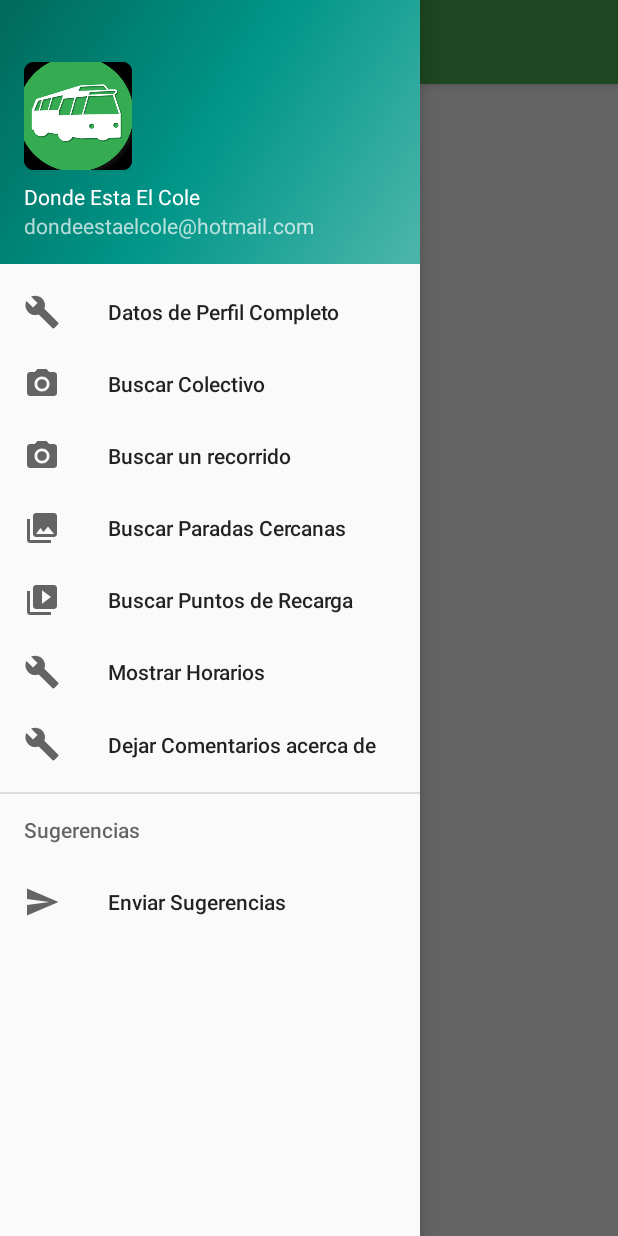
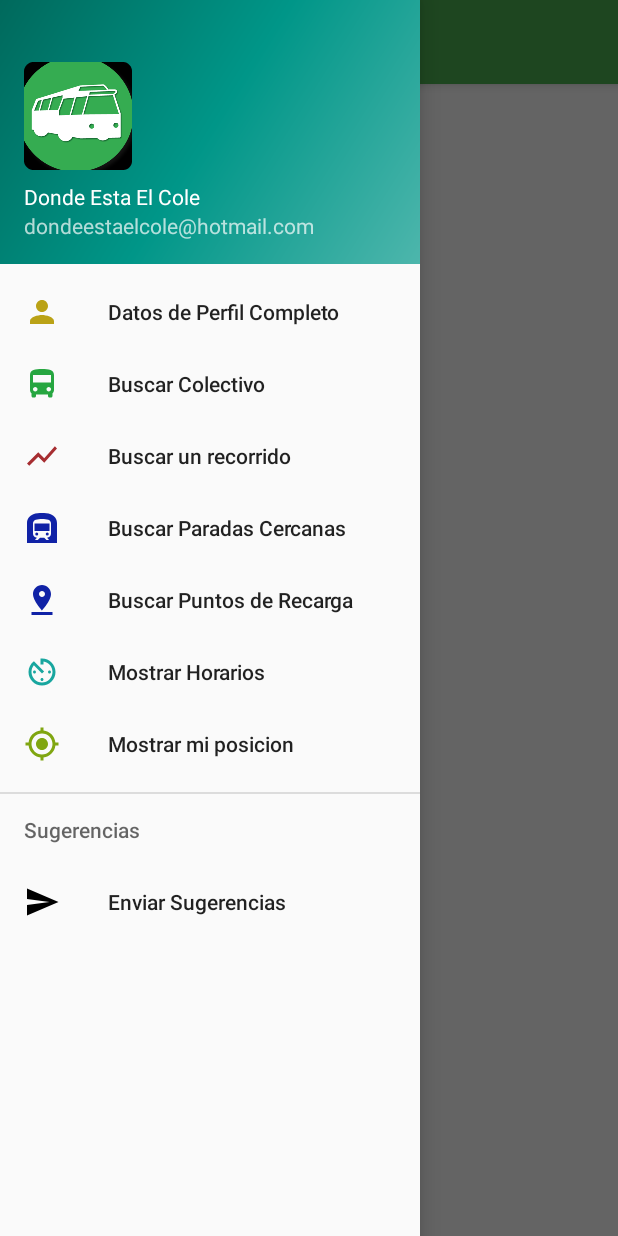
Before and after one commit to gonzalogabriel3/ProyectoFinalAndroid, an Android app: the FalsoMain screen opened directly, with no data from a screen before it, with the side drawer open, on a phone screen of 412 x 824 dp. Run offline under Robolectric (Android 15) with nearby library versions, the phone set to English and light mode, and no system bars; our stand-ins replace Volley; network calls fail.

Commit message:
Agrego iconos al menu

```diff
--- a/app/src/main/java/com/example/gonzalo/proyectofinalandroid/FalsoMain.java
+++ b/app/src/main/java/com/example/gonzalo/proyectofinalandroid/FalsoMain.java
@@ -50,7 +50,7 @@ public class FalsoMain extends AppCompatActivity
     WebView wb_inicio;
     private double latitudGPS,longitudGPS;
     LocationManager locationManager;
-    String URL="http://dondeestaelcole.ddns.net:8080";
+    String URL="http://fe044945.ngrok.io";
 
 
     @Override
@@ -92,6 +92,7 @@ public class FalsoMain extends AppCompatActivity
 
         NavigationView navigationView = (NavigationView) findViewById(R.id.nav_view);
         navigationView.setNavigationItemSelectedListener(this);
+        navigationView.setItemIconTintList(null);
 
 
         locationManager = (LocationManager) getSystemService(LOCATION_SERVICE);
@@ -151,19 +152,18 @@ public class FalsoMain extends AppCompatActivity
         int id = item.getItemId();
 
         if (id == R.id.nav_colectivo) {
-            Intent i=new Intent(this,CoordenadasDeUsuario.class);
-            startActivity(i);
+            //vacio
         } else if (id == R.id.nav_recorrido) {
-            Intent i=new Intent(this,activity_conexion.class);
-            startActivity(i);
+            //vacio
         } else if (id == R.id.nav_paradas_cercanas) {
             //vacio
         } else if (id == R.id.nav_puntos_de_recarga) {
-
+            //vacio
 
         } else if (id == R.id.nav_horarios) {
             //vacio
-        } else if (id == R.id.nav_comentarios) {
+        } else if (id == R.id.nav_posicion) {
+            guardarPosicionDeUsuario(usuario.getId());
 
         } else if (id == R.id.nav_sugerencias) {
 
@@ -222,7 +222,7 @@ public class FalsoMain extends AppCompatActivity
                         public void onResponse(String response) {
                             // response
                             Toast.makeText(getApplicationContext(), "EXITO: se guardaron las coordenadas" + response.toString(), Toast.LENGTH_LONG).show();
-                            //Seteo las nuevas coordenadas en el usuario
+
                             mostrarPosicion(latitudGPS,longitudGPS);
                         }
                     },
@@ -253,8 +253,7 @@ public class FalsoMain extends AppCompatActivity
     /*--------------METODOS PARA INTERACCION CON EL MAPA-------------------*/
 
     public void mostrarPosicion(double latitud, double longitud){
-        /*Metodo que obtiene la latitud y longitud ya guardados en la base de datos,es decir que previamente
-        dichos datos tendran que haber sido guardados*/
+
         usuario.setLatitud(latitud);
         usuario.setLongitud(longitud);
 
--- a/app/src/main/java/com/example/gonzalo/proyectofinalandroid/activityLogin.java
+++ b/app/src/main/java/com/example/gonzalo/proyectofinalandroid/activityLogin.java
@@ -25,7 +25,7 @@ public class activityLogin extends AppCompatActivity {
 
     private EditText etUsuario,etPassword;
     private Button btnRequest;
-    String URL="http://dondeestaelcole.ddns.net:8080";
+    String URL="http://fe044945.ngrok.io";
     private String url = URL+"/logusuario";
     private RequestQueue mRequestQueue;
     private JsonObjectRequest Request;
--- a/app/src/main/java/com/example/gonzalo/proyectofinalandroid/activity_RegistrarUsuario.java
+++ b/app/src/main/java/com/example/gonzalo/proyectofinalandroid/activity_RegistrarUsuario.java
@@ -25,7 +25,7 @@ public class activity_RegistrarUsuario extends AppCompatActivity {
 
     EditText etNombre,etUsuario,etEmail,etPassword;
     Button btn;
-    String URL="http://dondeestaelcole.ddns.net:8080";
+    String URL="http://fe044945.ngrok.io";
 
     @Override
     protected void onCreate(Bundle savedInstanceState) {
--- /dev/null
+++ b/app/src/main/res/drawable/ic_colectivo.xml
@@ -0,0 +1,5 @@
+<vector android:height="24dp" android:tint="#26A640"
+    android:viewportHeight="24.0" android:viewportWidth="24.0"
+    android:width="24dp" xmlns:android="http://schemas.android.com/apk/res/android">
+    <path android:fillColor="#FF000000" android:pathData="M4,16c0,0.88 0.39,1.67 1,2.22L5,20c0,0.55 0.45,1 1,1h1c0.55,0 1,-0.45 1,-1v-1h8v1c0,0.55 0.45,1 1,1h1c0.55,0 1,-0.45 1,-1v-1.78c0.61,-0.55 1,-1.34 1,-2.22L20,6c0,-3.5 -3.58,-4 -8,-4s-8,0.5 -8,4v10zM7.5,17c-0.83,0 -1.5,-0.67 -1.5,-1.5S6.67,14 7.5,14s1.5,0.67 1.5,1.5S8.33,17 7.5,17zM16.5,17c-0.83,0 -1.5,-0.67 -1.5,-1.5s0.67,-1.5 1.5,-1.5 1.5,0.67 1.5,1.5 -0.67,1.5 -1.5,1.5zM18,11L6,11L6,6h12v5z"/>
+</vector>
--- /dev/null
+++ b/app/src/main/res/drawable/ic_horarios.xml
@@ -0,0 +1,5 @@
+<vector android:height="24dp" android:tint="#18A69F"
+    android:viewportHeight="24.0" android:viewportWidth="24.0"
+    android:width="24dp" xmlns:android="http://schemas.android.com/apk/res/android">
+    <path android:fillColor="#FF000000" android:pathData="M11,17c0,0.55 0.45,1 1,1s1,-0.45 1,-1 -0.45,-1 -1,-1 -1,0.45 -1,1zM11,3v4h2L13,5.08c3.39,0.49 6,3.39 6,6.92 0,3.87 -3.13,7 -7,7s-7,-3.13 -7,-7c0,-1.68 0.59,-3.22 1.58,-4.42L12,13l1.41,-1.41 -6.8,-6.8v0.02C4.42,6.45 3,9.05 3,12c0,4.97 4.02,9 9,9 4.97,0 9,-4.03 9,-9s-4.03,-9 -9,-9h-1zM18,12c0,-0.55 -0.45,-1 -1,-1s-1,0.45 -1,1 0.45,1 1,1 1,-0.45 1,-1zM6,12c0,0.55 0.45,1 1,1s1,-0.45 1,-1 -0.45,-1 -1,-1 -1,0.45 -1,1z"/>
+</vector>
--- /dev/null
+++ b/app/src/main/res/drawable/ic_parada.xml
@@ -0,0 +1,7 @@
+<vector android:height="24dp" android:tint="#1022A6"
+    android:viewportHeight="24.0" android:viewportWidth="24.0"
+    android:width="24dp" xmlns:android="http://schemas.android.com/apk/res/android">
+    <path android:fillColor="#FF000000" android:pathData="M15.5,16m-1,0a1,1 0,1 1,2 0a1,1 0,1 1,-2 0"/>
+    <path android:fillColor="#FF000000" android:pathData="M8.5,16m-1,0a1,1 0,1 1,2 0a1,1 0,1 1,-2 0"/>
+    <path android:fillColor="#FF000000" android:pathData="M7.01,9h10v5h-10zM17.8,2.8C16,2.09 13.86,2 12,2c-1.86,0 -4,0.09 -5.8,0.8C3.53,3.84 2,6.05 2,8.86L2,22h20L22,8.86c0,-2.81 -1.53,-5.02 -4.2,-6.06zM18,15.88c0,1.45 -1.18,2.62 -2.63,2.62l1.13,1.12L16.5,20L15,20l-1.5,-1.5h-2.83L9.17,20L7.5,20v-0.38l1.12,-1.12C7.18,18.5 6,17.32 6,15.88L6,9c0,-2.63 3,-3 6,-3 3.32,0 6,0.38 6,3v6.88z"/>
+</vector>
--- /dev/null
+++ b/app/src/main/res/drawable/ic_posicion.xml
@@ -0,0 +1,5 @@
+<vector android:height="24dp" android:tint="#80A611"
+    android:viewportHeight="24.0" android:viewportWidth="24.0"
+    android:width="24dp" xmlns:android="http://schemas.android.com/apk/res/android">
+    <path android:fillColor="#FF000000" android:pathData="M12,8c-2.21,0 -4,1.79 -4,4s1.79,4 4,4 4,-1.79 4,-4 -1.79,-4 -4,-4zM20.94,11c-0.46,-4.17 -3.77,-7.48 -7.94,-7.94L13,1h-2v2.06C6.83,3.52 3.52,6.83 3.06,11L1,11v2h2.06c0.46,4.17 3.77,7.48 7.94,7.94L11,23h2v-2.06c4.17,-0.46 7.48,-3.77 7.94,-7.94L23,13v-2h-2.06zM12,19c-3.87,0 -7,-3.13 -7,-7s3.13,-7 7,-7 7,3.13 7,7 -3.13,7 -7,7z"/>
+</vector>
--- /dev/null
+++ b/app/src/main/res/drawable/ic_punto_recarga.xml
@@ -0,0 +1,5 @@
+<vector android:height="24dp" android:tint="#1022A6"
+    android:viewportHeight="24.0" android:viewportWidth="24.0"
+    android:width="24dp" xmlns:android="http://schemas.android.com/apk/res/android">
+    <path android:fillColor="#FF000000" android:pathData="M18,8c0,-3.31 -2.69,-6 -6,-6S6,4.69 6,8c0,4.5 6,11 6,11s6,-6.5 6,-11zM10,8c0,-1.1 0.9,-2 2,-2s2,0.9 2,2 -0.89,2 -2,2c-1.1,0 -2,-0.9 -2,-2zM5,20v2h14v-2L5,20z"/>
+</vector>
--- /dev/null
+++ b/app/src/main/res/drawable/ic_recorrido.xml
@@ -0,0 +1,5 @@
+<vector android:height="24dp" android:tint="#A62D31"
+    android:viewportHeight="24.0" android:viewportWidth="24.0"
+    android:width="24dp" xmlns:android="http://schemas.android.com/apk/res/android">
+    <path android:fillColor="#FF000000" android:pathData="M3.5,18.49l6,-6.01 4,4L22,6.92l-1.41,-1.41 -7.09,7.97 -4,-4L2,16.99z"/>
+</vector>
--- /dev/null
+++ b/app/src/main/res/drawable/ic_usuario.xml
@@ -0,0 +1,5 @@
+<vector android:height="24dp" android:tint="#BAA216"
+    android:viewportHeight="24.0" android:viewportWidth="24.0"
+    android:width="24dp" xmlns:android="http://schemas.android.com/apk/res/android">
+    <path android:fillColor="#FF000000" android:pathData="M12,12c2.21,0 4,-1.79 4,-4s-1.79,-4 -4,-4 -4,1.79 -4,4 1.79,4 4,4zM12,14c-2.67,0 -8,1.34 -8,4v2h16v-2c0,-2.66 -5.33,-4 -8,-4z"/>
+</vector>
--- a/app/src/main/res/menu/activity_falso_main_drawer.xml
+++ b/app/src/main/res/menu/activity_falso_main_drawer.xml
@@ -6,33 +6,33 @@
     <group android:checkableBehavior="single">
         <item
             android:id="@+id/nav_perfil"
-            android:icon="@drawable/ic_menu_manage"
+            android:icon="@drawable/ic_usuario"
             android:title="Datos de Perfil Completo" />
         <item
             android:id="@+id/nav_colectivo"
-            android:icon="@drawable/ic_menu_camera"
+            android:icon="@drawable/ic_colectivo"
             android:title="Buscar Colectivo" />
 
         <item
             android:id="@+id/nav_recorrido"
-            android:icon="@drawable/ic_menu_camera"
+            android:icon="@drawable/ic_recorrido"
             android:title="Buscar un recorrido" />
         <item
             android:id="@+id/nav_paradas_cercanas"
-            android:icon="@drawable/ic_menu_gallery"
+            android:icon="@drawable/ic_parada"
             android:title="Buscar Paradas Cercanas" />
         <item
             android:id="@+id/nav_puntos_de_recarga"
-            android:icon="@drawable/ic_menu_slideshow"
+            android:icon="@drawable/ic_punto_recarga"
             android:title="Buscar Puntos de Recarga" />
         <item
             android:id="@+id/nav_horarios"
-            android:icon="@drawable/ic_menu_manage"
+            android:icon="@drawable/ic_horarios"
             android:title="Mostrar Horarios" />
         <item
-            android:id="@+id/nav_comentarios"
-            android:icon="@drawable/ic_menu_manage"
-            android:title="Dejar Comentarios acerca de un Colectivo" />
+            android:id="@+id/nav_posicion"
+            android:icon="@drawable/ic_posicion"
+            android:title="Mostrar mi posicion" />
     </group>
 
     <item android:title="Sugerencias">
--- a/app/src/main/res/values/colors.xml
+++ b/app/src/main/res/values/colors.xml
@@ -2,5 +2,5 @@
 <resources>
     <color name="colorPrimary">#4CAF50</color>
     <color name="colorPrimaryDark">#388e3c</color>
-    <color name="colorAccent">#03A9F4</color>
+    <color name="colorAccent">#03a9f4</color>
 </resources>
```
Also changed, not shown: app/src/main/res/layout/activity_perfil_usuario.xml (+28 -10 lines).
